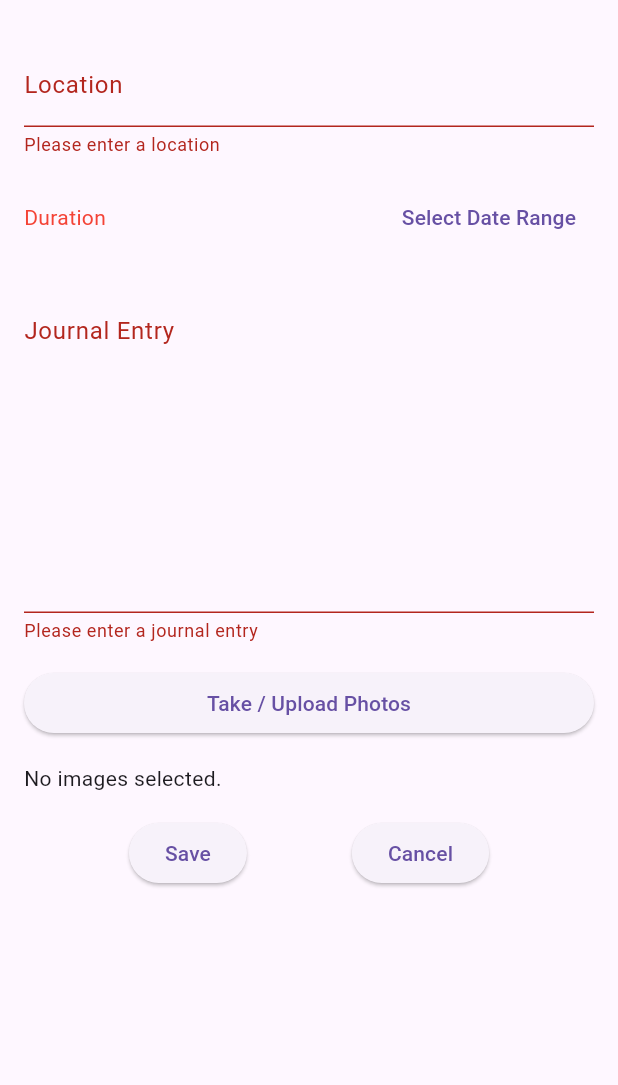
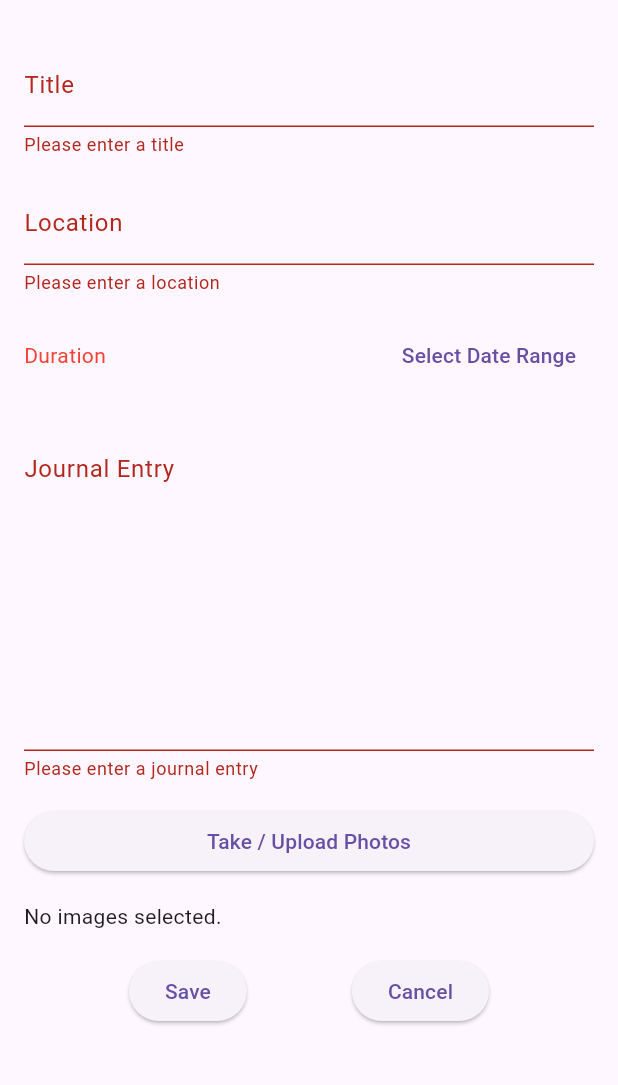
Before and after one commit to Gabrielyng8/travel_journal, a Flutter app: the AddLogScreen screen opened directly, after a tap on "Save", on a phone screen of 412 x 824 dp, the part 65-1150 px from its top. Run offline on Flutter 3.47's test engine with Material 3 defaults, Android fonts, the phone set to English and light mode, and no system bars; our stand-ins replace image_picker; key blocks and very long unbroken strings in the code were emptied for the run.

Commit message:
Add title field to log entry and display location in log details

```diff
--- a/lib/add.dart
+++ b/lib/add.dart
@@ -19,6 +19,7 @@ class _AddLogScreenState extends State<AddLogScreen> {
 
   var _enteredLocation = '';
   var _enteredJournalEntry = '';
+  var _enteredTitle = '';
   DateTimeRange? _selectedDateRange;
   final List<String> _base64Images = [];
 
@@ -79,11 +80,11 @@ class _AddLogScreenState extends State<AddLogScreen> {
 
       var newLog = JournalLog(
         id: DateTime.now().toString(),
-        title: _enteredLocation, // Assuming title is the location
+        title: _enteredTitle,
         description: _enteredJournalEntry,
         location: _enteredLocation,
         date: _selectedDateRange!,
-        images: _base64Images, // Store Base64 images
+        images: _base64Images,
       );
 
       Navigator.of(context).pop(newLog);
@@ -131,6 +132,19 @@ class _AddLogScreenState extends State<AddLogScreen> {
           key: _formKey,
           child: ListView(
             children: [
+              TextFormField(
+                decoration: const InputDecoration(labelText: 'Title'),
+                validator: (value) {
+                  if (value == null || value.isEmpty) {
+                    return 'Please enter a title';
+                  }
+                  return null;
+                },
+                onSaved: (value) {
+                  _enteredTitle = value!;
+                },
+              ),
+              const SizedBox(height: 16),
               TextFormField(
                 decoration: const InputDecoration(labelText: 'Location'),
                 validator: (value) {
--- a/lib/log_details.dart
+++ b/lib/log_details.dart
@@ -22,6 +22,8 @@ class LogDetailsScreen extends StatelessWidget {
             const SizedBox(height: 16),
             Text('${DateFormat.yMMMd().format(log.date.start)} - ${DateFormat.yMMMd().format(log.date.end)}', style: const TextStyle(color: Colors.grey)),
             const SizedBox(height: 16),
+            Text(log.location, style: const TextStyle(fontSize: 18, fontStyle: FontStyle.italic)),
+            const SizedBox(height: 16),
             Text(log.description),
             const SizedBox(height: 16),
             log.images != null && log.images!.isNotEmpty
--- a/lib/logs.dart
+++ b/lib/logs.dart
@@ -102,6 +102,8 @@ class _LogsScreenState extends State<LogsScreen> {
                       children: [
                         Text(_formatDate(log.date), style: const TextStyle(color: Colors.grey)),
                         const SizedBox(height: 8),
+                        Text(log.location, style: const TextStyle(color: Colors.black, fontStyle: FontStyle.italic)),
+                        const SizedBox(height: 8),
                         Text(log.description, maxLines: 2, overflow: TextOverflow.ellipsis),
                       ],
                     ),
```
